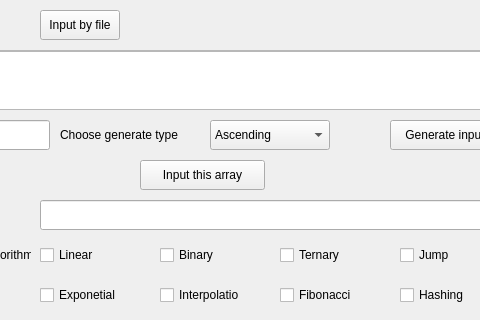
Before: the Qt Designer form mainWindow.ui in trietp1253201581/SearchAppQt, drawn with Qt 5; both pictures show x 110 to 590 and y 0 to 320 of the 780 by 600 pixel window.
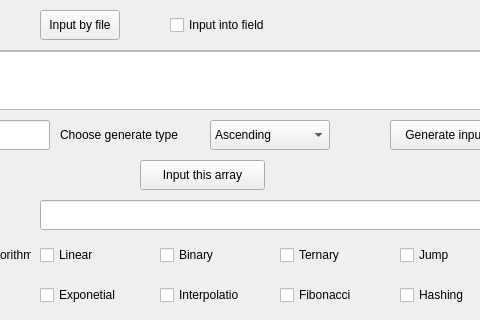
After: the same form once the commit is applied.

Patch:
```diff
--- a/mainWindow.ui
+++ b/mainWindow.ui
@@ -437,6 +437,19 @@
      <string>Exponential Search</string>
     </property>
    </widget>
+   <widget class="QCheckBox" name="inputIntoFieldCheck">
+    <property name="geometry">
+     <rect>
+      <x>280</x>
+      <y>10</y>
+      <width>141</width>
+      <height>30</height>
+     </rect>
+    </property>
+    <property name="text">
+     <string>Input into field</string>
+    </property>
+   </widget>
   </widget>
   <widget class="QMenuBar" name="menubar">
    <property name="geometry">
```
